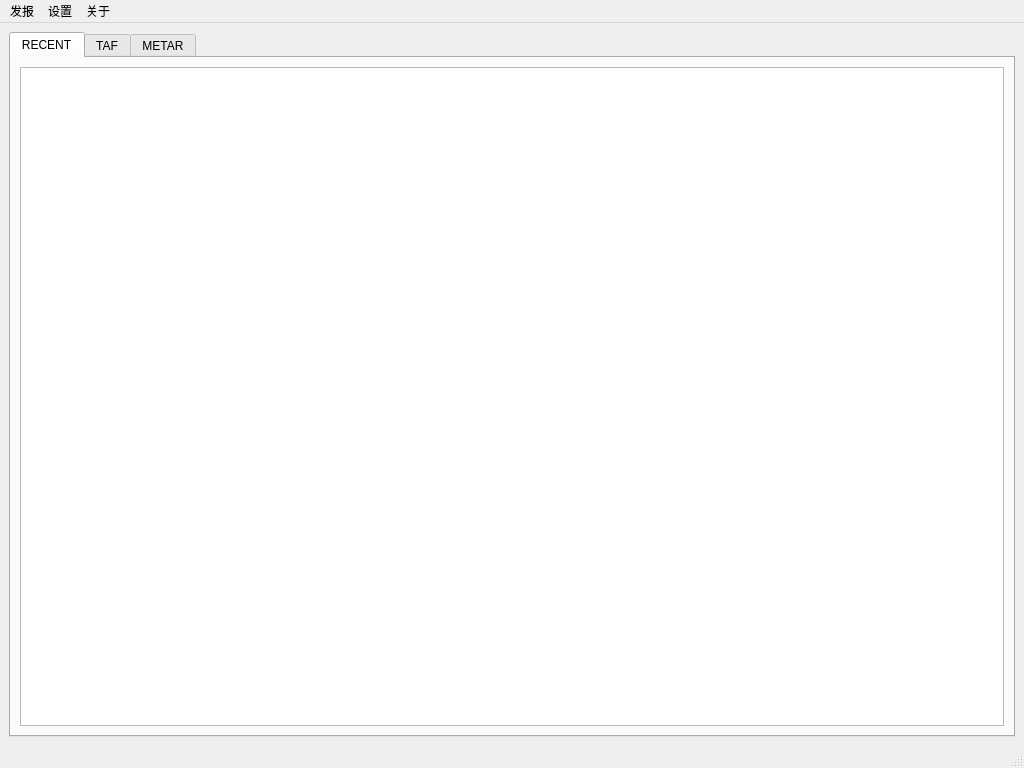
Before: the Qt Designer form tafor/ui/main.ui in up1and/tafor, drawn with Qt 5.
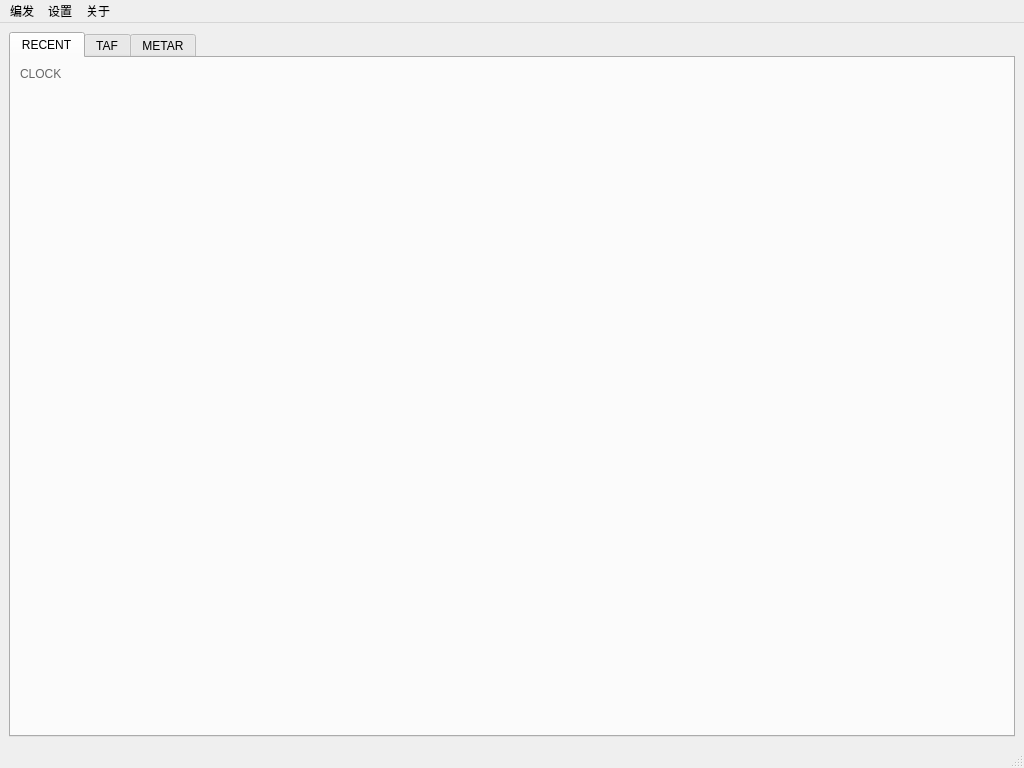
After: the same form once the commit is applied. The open tabs and pages were chosen to show the change.

Patch:
```diff
--- a/tafor/ui/main.ui
+++ b/tafor/ui/main.ui
@@ -18,15 +18,33 @@
     <item>
      <widget class="QTabWidget" name="main_tab">
       <property name="currentIndex">
-       <number>2</number>
+       <number>0</number>
+      </property>
+      <property name="movable">
+       <bool>true</bool>
       </property>
       <widget class="QWidget" name="tab_recent">
        <attribute name="title">
         <string>RECENT</string>
        </attribute>
-       <layout class="QVBoxLayout" name="verticalLayout_4">
+       <layout class="QVBoxLayout" name="recent_layout">
+        <property name="sizeConstraint">
+         <enum>QLayout::SetFixedSize</enum>
+        </property>
         <item>
-         <widget class="QTextBrowser" name="recent_text"/>
+         <layout class="QVBoxLayout" name="verticalLayout_5">
+          <item>
+           <widget class="QLabel" name="clock_label">
+            <property name="styleSheet">
+             <string notr="true">color: rgb(102, 102, 102);
+font: 18pt &quot;Calibri&quot;;</string>
+            </property>
+            <property name="text">
+             <string>CLOCK</string>
+            </property>
+           </widget>
+          </item>
+         </layout>
         </item>
        </layout>
       </widget>
@@ -97,7 +115,7 @@
    </property>
    <widget class="QMenu" name="post_menu">
     <property name="title">
-     <string>发报</string>
+     <string>编发</string>
     </property>
     <addaction name="taf_action"/>
     <addaction name="sigmet_action"/>
```
Left out of the diff: 14 changed lines with no effect on the pictures.
